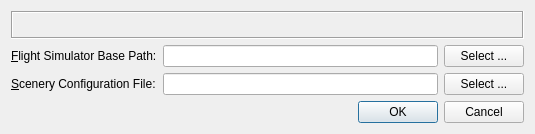
The window that src/db/databasedialog.ui (albar965/littlenavmap) describes before a commit, drawn with Qt 5.
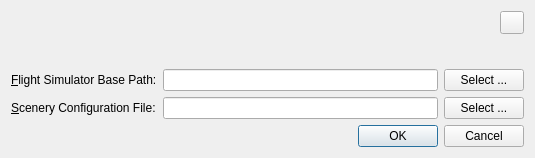
The same window after the commit. Icons and pictures are not drawn.

Commit message: Improved database recognition of version state and added basic support for multiple simulators.

What changed in the file:
```diff
--- a/src/db/databasedialog.ui
+++ b/src/db/databasedialog.ui
@@ -7,7 +7,7 @@
     <x>0</x>
     <y>0</y>
     <width>535</width>
-    <height>134</height>
+    <height>158</height>
    </rect>
   </property>
   <property name="windowTitle">
@@ -16,9 +16,6 @@
   <layout class="QVBoxLayout" name="verticalLayout_2">
    <item>
     <layout class="QGridLayout" name="gridLayout">
-     <item row="1" column="1">
-      <widget class="QLineEdit" name="lineEditDatabaseBasePath"/>
-     </item>
      <item row="1" column="0">
       <widget class="QLabel" name="labelDatabaseBasePath">
        <property name="text">
@@ -42,24 +39,10 @@
        </property>
       </widget>
      </item>
-     <item row="1" column="2">
-      <widget class="QPushButton" name="pushButtonDatabaseBasePath">
-       <property name="text">
-        <string>Select ...</string>
-       </property>
-      </widget>
-     </item>
-     <item row="2" column="2">
-      <widget class="QPushButton" name="pushButtonDatabaseSceneryFile">
-       <property name="text">
-        <string>Select ...</string>
-       </property>
-      </widget>
-     </item>
      <item row="0" column="0" colspan="3">
       <widget class="QLabel" name="labelDatabaseInformation">
        <property name="frameShape">
-        <enum>QFrame::Box</enum>
+        <enum>QFrame::NoFrame</enum>
        </property>
        <property name="frameShadow">
         <enum>QFrame::Sunken</enum>
@@ -75,6 +58,40 @@
        </property>
       </widget>
      </item>
+     <item row="1" column="1">
+      <widget class="QLineEdit" name="lineEditDatabaseBasePath"/>
+     </item>
+     <item row="0" column="3" alignment="Qt::AlignTop">
+      <widget class="QToolButton" name="toolButtonDatabaseMenu">
+       <property name="text">
+        <string/>
+       </property>
+       <property name="icon">
+        <iconset resource="../../littlenavmap.qrc">
+         <normaloff>:/littlenavmap/resources/icons/menubutton.svg</normaloff>:/littlenavmap/resources/icons/menubutton.svg</iconset>
+       </property>
+       <property name="popupMode">
+        <enum>QToolButton::InstantPopup</enum>
+       </property>
+       <property name="toolButtonStyle">
+        <enum>Qt::ToolButtonTextBesideIcon</enum>
+       </property>
+      </widget>
+     </item>
+     <item row="1" column="2" colspan="2">
+      <widget class="QPushButton" name="pushButtonDatabaseBasePath">
+       <property name="text">
+        <string>Select ...</string>
+       </property>
+      </widget>
+     </item>
+     <item row="2" column="2" colspan="2">
+      <widget class="QPushButton" name="pushButtonDatabaseSceneryFile">
+       <property name="text">
+        <string>Select ...</string>
+       </property>
+      </widget>
+     </item>
     </layout>
    </item>
    <item>
```
Left out of the diff: 4 changed lines with no effect on the pictures. The commit also changes 12 other files.
